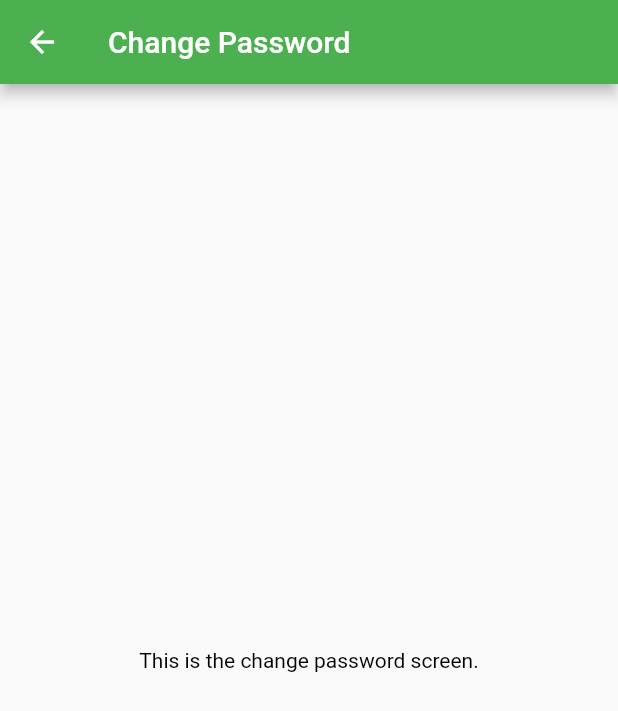
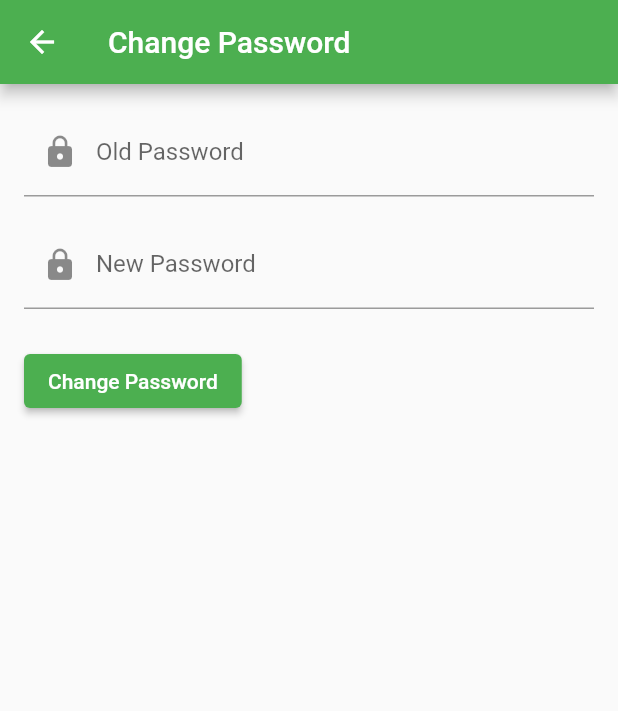
Before and after one commit to singhao3/TaskMatch, a Flutter app: the ChangePassword screen opened directly, on a phone screen of 412 x 824 dp. Shown: the top 711 px of the screen. Run offline on Flutter 3.47's test engine with Material 2 defaults, Android fonts, the light colour scheme and no system bars; our stand-ins replace animated_text_kit, cloud_firestore, firebase_auth, firebase_core, firebase_storage, image_picker; accounts and stored records are empty.

Commit message:
change password
change password front and back

```diff
--- a/lib/pages/profilepage/changepassword.dart
+++ b/lib/pages/profilepage/changepassword.dart
@@ -1,6 +1,82 @@
 import 'package:flutter/material.dart';
-class ChangePassword extends StatelessWidget {
+import 'package:firebase_auth/firebase_auth.dart';
+
+class ChangePassword extends StatefulWidget {
   const ChangePassword({Key? key}) : super(key: key);
+
+  @override
+  _ChangePasswordState createState() => _ChangePasswordState();
+}
+
+class _ChangePasswordState extends State<ChangePassword> {
+  final _formKey = GlobalKey<FormState>();
+  final _oldPasswordController = TextEditingController();
+  final _newPasswordController = TextEditingController();
+
+  @override
+  void dispose() {
+    _oldPasswordController.dispose();
+    _newPasswordController.dispose();
+    super.dispose();
+  }
+
+  Future<void> _changePassword() async {
+    if (_formKey.currentState!.validate()) {
+      try {
+        final User? user = FirebaseAuth.instance.currentUser;
+        if (user != null) {
+          final String oldPassword = _oldPasswordController.text.trim();
+          final String newPassword = _newPasswordController.text.trim();
+
+          // Re-authenticate the user with their old password
+          final credential = EmailAuthProvider.credential(email: user.email!, password: oldPassword);
+          await user.reauthenticateWithCredential(credential);
+
+          // Change the user's password
+          await user.updatePassword(newPassword);
+
+          // Show a success message to the user
+          showDialog(
+            context: context,
+            builder: (context) {
+              return AlertDialog(
+                title: const Text('Success'),
+                content: const Text('Password changed successfully.'),
+                actions: <Widget>[
+                  TextButton(
+                    onPressed: () {
+                      Navigator.pop(context);
+                      Navigator.pop(context); // Navigate back to the previous screen
+                    },
+                    child: const Text('OK'),
+                  ),
+                ],
+              );
+            },
+          );
+        }
+      } on FirebaseAuthException catch (e) {
+        // Show an error message to the user
+        showDialog(
+          context: context,
+          builder: (context) {
+            return AlertDialog(
+              title: const Text('Error'),
+              content: Text('Failed to change password. ${e.message}'),
+              actions: <Widget>[
+                TextButton(
+                  onPressed: () {
+                    Navigator.pop(context);
+                  },
+                  child: const Text('OK'),
+                ),
+              ],
+            );
+          },
+        );
+      }
+    }
+  }
 
   @override
   Widget build(BuildContext context) {
@@ -8,10 +84,49 @@ class ChangePassword extends StatelessWidget {
       appBar: AppBar(
         title: const Text('Change Password'),
       ),
-      body: const Center(
-        child: Text(
-          'This is the change password screen.',
-          style: TextStyle(color: Colors.black),
+      body: Padding(
+        padding: const EdgeInsets.all(16.0),
+        child: Form(
+          key: _formKey,
+          child: Column(
+            crossAxisAlignment: CrossAxisAlignment.start,
+            children: [
+              TextFormField(
+                controller: _oldPasswordController,
+                decoration: InputDecoration(
+                  labelText: 'Old Password',
+                  prefixIcon: const Icon(Icons.lock),
+                ),
+                obscureText: true,
+                validator: (value) {
+                  if (value == null || value.isEmpty) {
+                    return 'Please enter your old password.';
+                  }
+                  return null;
+                },
+              ),
+              const SizedBox(height: 16),
+              TextFormField(
+                controller: _newPasswordController,
+                decoration: InputDecoration(
+                  labelText: 'New Password',
+                  prefixIcon: const Icon(Icons.lock),
+                ),
+                obscureText: true,
+                validator: (value) {
+                  if (value == null || value.isEmpty) {
+                    return 'Please enter your new password.';
+                  }
+                  return null;
+                },
+              ),
+              const SizedBox(height: 24),
+              ElevatedButton(
+                onPressed: _changePassword,
+                child: const Text('Change Password'),
+              ),
+            ],
+          ),
         ),
       ),
     );
```
